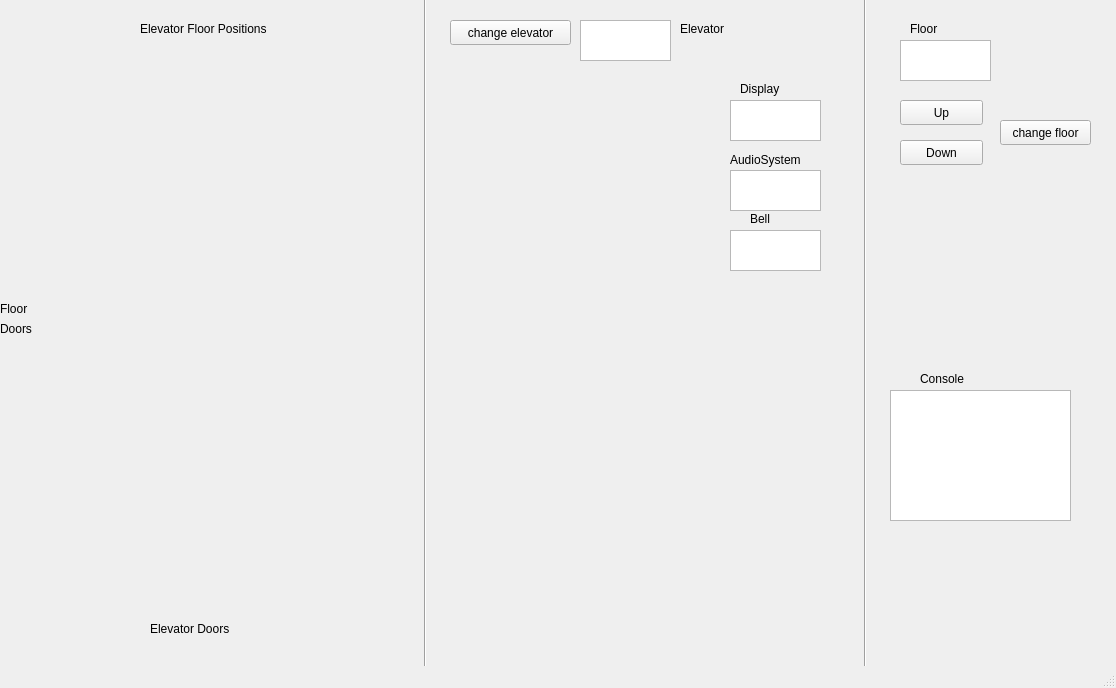
Kaibbage/Elevator-Simulation, file mainwindow.ui: the form before one commit.
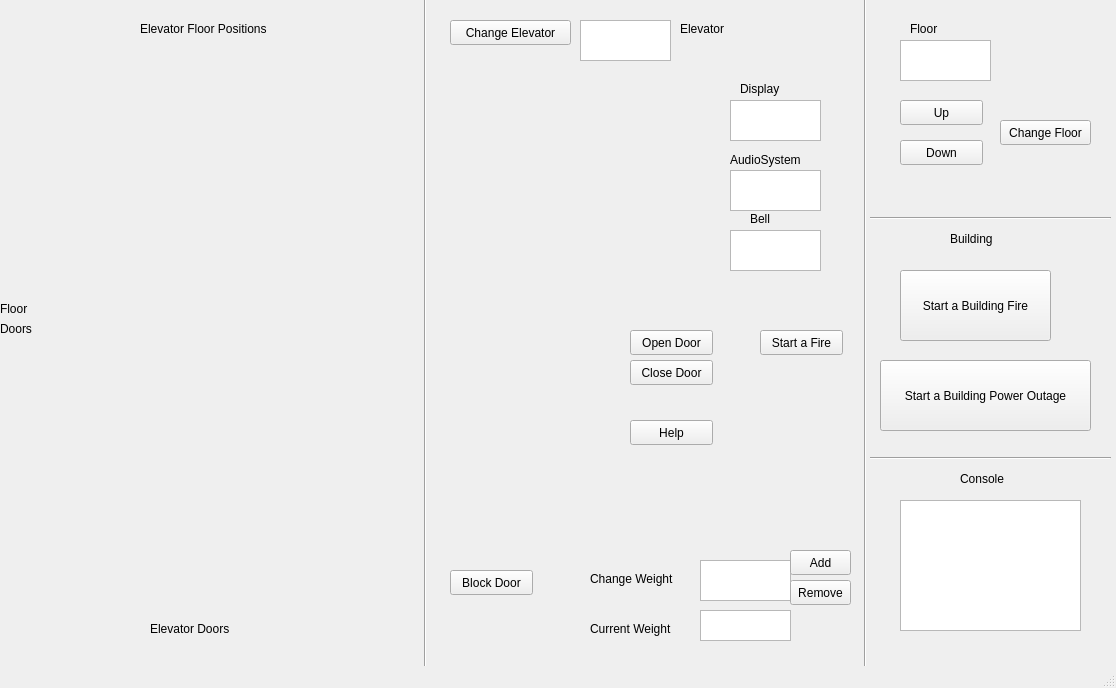
The form after the commit.

Commit message: finished up to elevator fire, have to finish building fire, building outage, help button, greying things out when not possible, and console

The edit to the form file:
```diff
--- a/mainwindow.ui
+++ b/mainwindow.ui
@@ -17,8 +17,8 @@
    <widget class="QPlainTextEdit" name="plainTextEdit">
     <property name="geometry">
      <rect>
-      <x>890</x>
-      <y>390</y>
+      <x>900</x>
+      <y>500</y>
       <width>181</width>
       <height>131</height>
      </rect>
@@ -100,7 +100,7 @@
      </rect>
     </property>
     <property name="text">
-     <string>change floor</string>
+     <string>Change Floor</string>
     </property>
    </widget>
    <widget class="QPushButton" name="changeElevatorButton">
@@ -113,7 +113,7 @@
      </rect>
     </property>
     <property name="text">
-     <string>change elevator</string>
+     <string>Change Elevator</string>
     </property>
    </widget>
    <widget class="QTextBrowser" name="selectedElevatorOnGUI">
@@ -181,8 +181,8 @@
    <widget class="QLabel" name="label_4">
     <property name="geometry">
      <rect>
-      <x>920</x>
-      <y>370</y>
+      <x>960</x>
+      <y>470</y>
       <width>62</width>
       <height>17</height>
      </rect>
@@ -282,6 +282,208 @@
      <string>Doors</string>
     </property>
    </widget>
+   <widget class="QPlainTextEdit" name="addWeightTextEdit">
+    <property name="geometry">
+     <rect>
+      <x>700</x>
+      <y>560</y>
+      <width>91</width>
+      <height>41</height>
+     </rect>
+    </property>
+   </widget>
+   <widget class="QTextBrowser" name="currentWeightTextBrowser">
+    <property name="geometry">
+     <rect>
+      <x>700</x>
+      <y>610</y>
+      <width>91</width>
+      <height>31</height>
+     </rect>
+    </property>
+   </widget>
+   <widget class="QLabel" name="label_11">
+    <property name="geometry">
+     <rect>
+      <x>590</x>
+      <y>570</y>
+      <width>111</width>
+      <height>17</height>
+     </rect>
+    </property>
+    <property name="text">
+     <string>Change Weight</string>
+    </property>
+   </widget>
+   <widget class="QLabel" name="label_12">
+    <property name="geometry">
+     <rect>
+      <x>590</x>
+      <y>620</y>
+      <width>111</width>
+      <height>17</height>
+     </rect>
+    </property>
+    <property name="text">
+     <string>Current Weight</string>
+    </property>
+   </widget>
+   <widget class="QPushButton" name="addWeightButton">
+    <property name="geometry">
+     <rect>
+      <x>790</x>
+      <y>550</y>
+      <width>61</width>
+      <height>25</height>
+     </rect>
+    </property>
+    <property name="text">
+     <string>Add</string>
+    </property>
+   </widget>
+   <widget class="QPushButton" name="removeWeightButton">
+    <property name="geometry">
+     <rect>
+      <x>790</x>
+      <y>580</y>
+      <width>61</width>
+      <height>25</height>
+     </rect>
+    </property>
+    <property name="text">
+     <string>Remove</string>
+    </property>
+   </widget>
+   <widget class="QPushButton" name="blockDoorButton">
+    <property name="geometry">
+     <rect>
+      <x>450</x>
+      <y>570</y>
+      <width>83</width>
+      <height>25</height>
+     </rect>
+    </property>
+    <property name="text">
+     <string>Block Door</string>
+    </property>
+   </widget>
+   <widget class="QPushButton" name="openDoorButton">
+    <property name="geometry">
+     <rect>
+      <x>630</x>
+      <y>330</y>
+      <width>83</width>
+      <height>25</height>
+     </rect>
+    </property>
+    <property name="text">
+     <string>Open Door</string>
+    </property>
+   </widget>
+   <widget class="QPushButton" name="closeDoorButton">
+    <property name="geometry">
+     <rect>
+      <x>630</x>
+      <y>360</y>
+      <width>83</width>
+      <height>25</height>
+     </rect>
+    </property>
+    <property name="text">
+     <string>Close Door</string>
+    </property>
+   </widget>
+   <widget class="Line" name="line_3">
+    <property name="geometry">
+     <rect>
+      <x>870</x>
+      <y>210</y>
+      <width>241</width>
+      <height>16</height>
+     </rect>
+    </property>
+    <property name="orientation">
+     <enum>Qt::Horizontal</enum>
+    </property>
+   </widget>
+   <widget class="Line" name="line_4">
+    <property name="geometry">
+     <rect>
+      <x>870</x>
+      <y>450</y>
+      <width>241</width>
+      <height>16</height>
+     </rect>
+    </property>
+    <property name="orientation">
+     <enum>Qt::Horizontal</enum>
+    </property>
+   </widget>
+   <widget class="QLabel" name="label_13">
+    <property name="geometry">
+     <rect>
+      <x>950</x>
+      <y>230</y>
+      <width>62</width>
+      <height>17</height>
+     </rect>
+    </property>
+    <property name="text">
+     <string>Building</string>
+    </property>
+   </widget>
+   <widget class="QPushButton" name="fireButton">
+    <property name="geometry">
+     <rect>
+      <x>760</x>
+      <y>330</y>
+      <width>83</width>
+      <height>25</height>
+     </rect>
+    </property>
+    <property name="text">
+     <string>Start a Fire</string>
+    </property>
+   </widget>
+   <widget class="QPushButton" name="buildingFireButton">
+    <property name="geometry">
+     <rect>
+      <x>900</x>
+      <y>270</y>
+      <width>151</width>
+      <height>71</height>
+     </rect>
+    </property>
+    <property name="text">
+     <string>Start a Building Fire</string>
+    </property>
+   </widget>
+   <widget class="QPushButton" name="buildingPowerOutageButton">
+    <property name="geometry">
+     <rect>
+      <x>880</x>
+      <y>360</y>
+      <width>211</width>
+      <height>71</height>
+     </rect>
+    </property>
+    <property name="text">
+     <string>Start a Building Power Outage</string>
+    </property>
+   </widget>
+   <widget class="QPushButton" name="helpButton">
+    <property name="geometry">
+     <rect>
+      <x>630</x>
+      <y>420</y>
+      <width>83</width>
+      <height>25</height>
+     </rect>
+    </property>
+    <property name="text">
+     <string>Help</string>
+    </property>
+   </widget>
   </widget>
   <widget class="QMenuBar" name="menubar">
    <property name="geometry">
```
Left out of the diff: 2 changed lines with no effect on the pictures. The commit also changes 14 other files.
